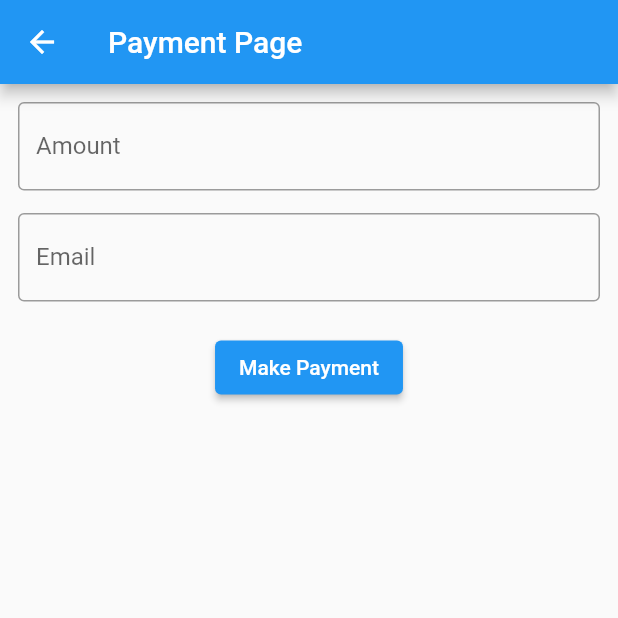
After one commit to UMESH-042/JobFinder, a Flutter app: the PaymentPage screen opened directly, after a tap on "Make Payment", on a phone screen of 412 x 824 dp, the top half of it. The commit adds this screen. Run offline on Flutter 3.47's test engine with Material 2 defaults, Android fonts, the phone set to English and light mode, and no system bars; our stand-ins replace cloud_firestore, curved_navigation_bar, file_picker, firebase_auth, firebase_core, firebase_messaging and 9 more; missing offline and left inert: dart:html, easy_pdf_viewer, flutter_paystack; accounts and stored records are empty.

Commit message:
Added Payment Gateway - Paystack

```diff
--- /dev/null
+++ b/lib/paystack/payment_page.dart
@@ -0,0 +1,141 @@
+import 'package:flutter/material.dart';
+import 'package:flutter_paystack/flutter_paystack.dart';
+import 'package:vuna__gigs/paystack/payment_success.dart';
+
+
+
+class PaymentPage extends StatefulWidget {
+  const PaymentPage({super.key});
+
+  @override
+  State<PaymentPage> createState() => _PaymentPageState();
+}
+
+class _PaymentPageState extends State<PaymentPage> {
+  final _formKey = GlobalKey<FormState>();
+  TextEditingController amountController = TextEditingController();
+  TextEditingController emailController = TextEditingController();
+
+  String publicKey = 'pk_test_8b8c061e04cc4294ba49f2f6b8fb045c30a87098';
+  final plugin = PaystackPlugin();
+  String message = '';
+
+  @override
+  void initState() {
+    super.initState();
+    plugin.initialize(publicKey: publicKey);
+  }
+
+  // void makePayment() async {
+  //   int price = int.parse(amountController.text) * 100;
+  //   Charge charge = Charge()
+  //     ..amount = price
+  //     ..reference = 'ref_${DateTime.now()}'
+  //     ..email = emailController.text
+  //     ..currency = 'GHS';
+
+  //   CheckoutResponse response = await plugin.checkout(
+  //     context,
+  //     method: CheckoutMethod.card,
+  //     charge: charge,
+  //   );
+
+  //   if (response.status == true) {
+  //     message = 'Payment was successful. Ref: ${response.reference}';
+  //     if (mounted) {}
+  //     Navigator.pushAndRemoveUntil(
+  //         context,
+  //         MaterialPageRoute(
+  //             builder: (context) => PaymentSuccess(message: message)),
+  //         ModalRoute.withName('/'));
+  //   } else {
+  //     print(response.message);
+  //   }
+  // }
+  void makePayment() async {
+  int price = int.parse(amountController.text) * 100;
+  Charge charge = Charge()
+    ..amount = price
+    ..reference = 'ref_${DateTime.now()}'
+    ..email = emailController.text
+    ..currency = 'GHS';
+
+  CheckoutResponse response = await plugin.checkout(
+    context,
+    method: CheckoutMethod.card,
+    charge: charge,
+  );
+
+  if (response.status == true) {
+    message = 'Payment was successful. Ref: ${response.reference}';
+    if (mounted) {}
+    Navigator.pop(context, true); // Return payment status as true
+  } else {
+    print(response.message);
+    Navigator.pop(context, false); // Return payment status as false
+  }
+}
+
+
+  @override
+  Widget build(BuildContext context) {
+    return Scaffold(
+      appBar: AppBar(
+        title: const Text('Payment Page'),
+      ),
+      body: Padding(
+        padding: const EdgeInsets.all(12.0),
+        child: Form(
+          key: _formKey,
+          child: Column(
+            children: [
+              TextFormField(
+                controller: amountController,
+                autovalidateMode: AutovalidateMode.onUserInteraction,
+                validator: (value) {
+                  if (value == null || value.isEmpty) {
+                    return 'Please enter the amount';
+                  }
+                  return null;
+                },
+                decoration: const InputDecoration(
+                  prefix: Text('GHS'),
+                  hintText: '1000',
+                  labelText: 'Amount',
+                  border: OutlineInputBorder(),
+                ),
+              ),
+              Padding(
+                padding: const EdgeInsets.only(top: 15.0),
+                child: TextFormField(
+                  controller: emailController,
+                  autovalidateMode: AutovalidateMode.onUserInteraction,
+                  validator: (value) {
+                    if (value == null || value.isEmpty) {
+                      return 'Please enter the email';
+                    }
+                    return null;
+                  },
+                  decoration: const InputDecoration(
+                    hintText: 'example@gmail.com',
+                    labelText: 'Email',
+                    border: OutlineInputBorder(),
+                  ),
+                ),
+              ),
+              Padding(
+                padding: const EdgeInsets.only(top: 20.0),
+                child: ElevatedButton(
+                  onPressed: () {
+                    makePayment();
+                  },
+                  child: const Text('Make Payment'),
+                ),
+              )
+            ],
+          ),
+        ),
+      ),
+    );
+  }
+}
--- a/pubspec.yaml
+++ b/pubspec.yaml
@@ -45,7 +45,7 @@ dependencies:
   uuid: ^3.0.7
   flutter_reorderable_list: ^1.3.1
   velocity_x: ^4.1.0
-  google_fonts: ^5.1.0
+  google_fonts: ^4.0.4
   flutter_spinkit: ^5.2.0
   firebase_messaging: ^14.6.4
   flutter_local_notifications: ^14.1.1
@@ -54,11 +54,12 @@ dependencies:
   url_launcher: ^6.1.11
   easy_pdf_viewer: ^1.0.6
   fluttertoast: ^8.2.2
-  http: ^1.1.0
   shimmer: ^3.0.0
   permission_handler: ^10.4.2
   google_sign_in: ^6.1.4
   font_awesome_flutter: ^10.5.0
+  http: ^0.13.0
+  flutter_paystack: ^1.0.7
 
 
 
```
Also changed, not shown: lib/paystack/payment_success.dart (added, +54 -0 lines), lib/view/add_jobs.dart (+95 -4 lines), pubspec.lock.
